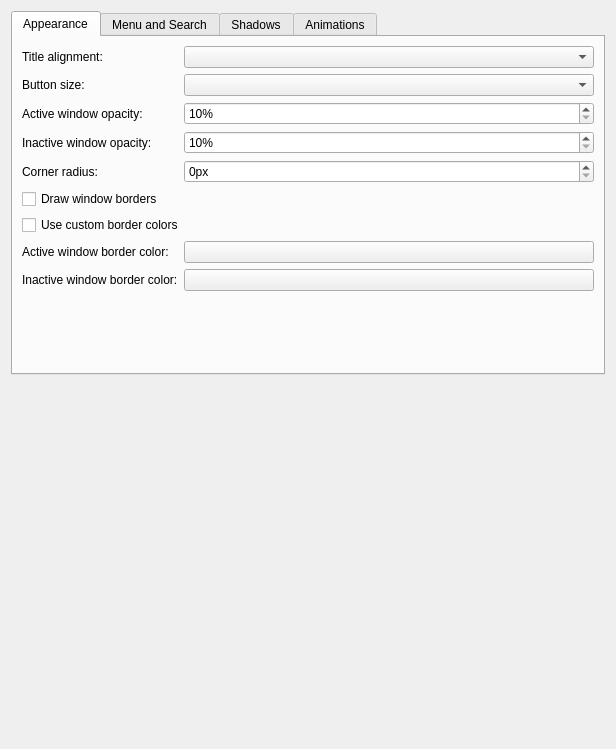
guiodic/material-decoration, file src/kcm/config.ui: the form before one commit.
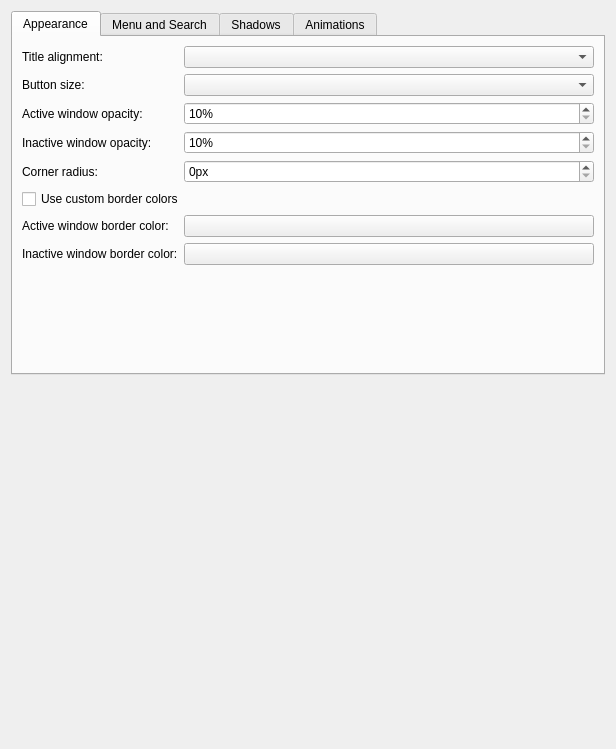
The form after the commit. Custom widgets are drawn as their Qt base class.

Commit message: borders, some adjustments

```diff
--- a/src/kcm/config.ui
+++ b/src/kcm/config.ui
@@ -105,37 +105,30 @@
         </widget>
        </item>
        <item row="5" column="0" colspan="2">
-        <widget class="QCheckBox" name="kcfg_DrawBorders">
-         <property name="text">
-          <string>Draw window borders</string>
-         </property>
-        </widget>
-       </item>
-       <item row="6" column="0" colspan="2">
         <widget class="QCheckBox" name="kcfg_UseCustomBorderColors">
          <property name="text">
           <string>Use custom border colors</string>
          </property>
         </widget>
        </item>
-       <item row="7" column="0">
+       <item row="6" column="0">
         <widget class="QLabel" name="label_11">
          <property name="text">
           <string>Active window border color:</string>
          </property>
         </widget>
        </item>
-       <item row="7" column="1">
+       <item row="6" column="1">
         <widget class="KColorButton" name="kcfg_ActiveBorderColor"/>
        </item>
-       <item row="8" column="0">
+       <item row="7" column="0">
         <widget class="QLabel" name="label_12">
          <property name="text">
           <string>Inactive window border color:</string>
          </property>
         </widget>
        </item>
-       <item row="8" column="1">
+       <item row="7" column="1">
         <widget class="KColorButton" name="kcfg_InactiveBorderColor"/>
        </item>
       </layout>
```
Left out of the diff: 4 changed lines with no effect on the pictures. The commit also changes 3 other files.
